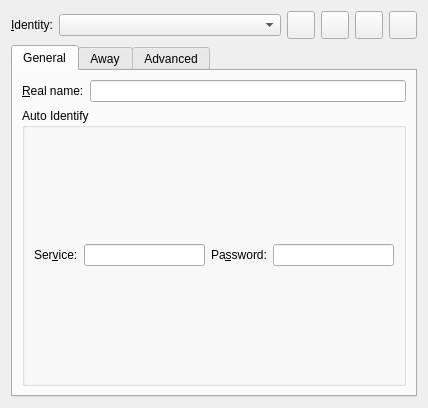
This is src/identitydialog.ui in netrunner-debian-kde-extras/konversation as Qt 5 draws it before an edit. The edited form follows.
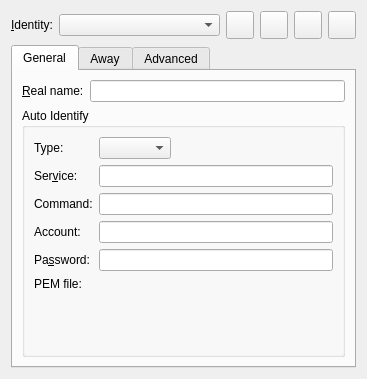
This is the edited form. Custom widgets are drawn as their Qt base class.

The edit to the form file:
```diff
--- a/src/identitydialog.ui
+++ b/src/identitydialog.ui
@@ -6,8 +6,8 @@
    <rect>
     <x>0</x>
     <y>0</y>
-    <width>428</width>
-    <height>408</height>
+    <width>331</width>
+    <height>344</height>
    </rect>
   </property>
   <layout class="QVBoxLayout" name="verticalLayout_2">
@@ -205,41 +205,97 @@
          <property name="title">
           <string>Auto Identify</string>
          </property>
-         <layout class="QGridLayout" name="gridLayout">
+         <layout class="QFormLayout" name="autoIdentifyLayout">
+          <property name="fieldGrowthPolicy">
+           <enum>QFormLayout::ExpandingFieldsGrow</enum>
+          </property>
           <item row="0" column="0">
-           <widget class="QLabel" name="botLabel">
+           <widget class="QLabel" name="authTypeLabel">
+            <property name="text">
+             <string>Type:</string>
+            </property>
+            <property name="buddy">
+             <cstring>m_authTypeCombo</cstring>
+            </property>
+           </widget>
+          </item>
+          <item row="0" column="1">
+           <widget class="KComboBox" name="m_authTypeCombo"/>
+          </item>
+          <item row="2" column="0">
+           <widget class="QLabel" name="nickservNicknameLabel">
             <property name="text">
              <string>Ser&amp;vice:</string>
             </property>
             <property name="buddy">
-             <cstring>m_botEdit</cstring>
+             <cstring>m_nickservNicknameEdit</cstring>
             </property>
            </widget>
           </item>
-          <item row="0" column="1">
-           <widget class="KLineEdit" name="m_botEdit">
+          <item row="2" column="1">
+           <widget class="KLineEdit" name="m_nickservNicknameEdit">
             <property name="whatsThis">
              <string>Service name can be &lt;b&gt;&lt;i&gt;nickserv&lt;/i&gt;&lt;/b&gt; or a network-dependent name such as &lt;b&gt;&lt;i&gt;nickserv@services.dal.net&lt;/i&gt;&lt;/b&gt;</string>
             </property>
            </widget>
           </item>
-          <item row="0" column="2">
-           <widget class="QLabel" name="passwordLabel">
+          <item row="3" column="0">
+           <widget class="QLabel" name="nickservCommandLabel">
+            <property name="text">
+             <string>Command:</string>
+            </property>
+            <property name="buddy">
+             <cstring>m_nickservCommandEdit</cstring>
+            </property>
+           </widget>
+          </item>
+          <item row="3" column="1">
+           <widget class="KLineEdit" name="m_nickservCommandEdit"/>
+          </item>
+          <item row="4" column="0">
+           <widget class="QLabel" name="saslAccountLabel">
+            <property name="text">
+             <string>Account:</string>
+            </property>
+            <property name="buddy">
+             <cstring>m_saslAccountEdit</cstring>
+            </property>
+           </widget>
+          </item>
+          <item row="4" column="1">
+           <widget class="KLineEdit" name="m_saslAccountEdit"/>
+          </item>
+          <item row="5" column="0">
+           <widget class="QLabel" name="authPasswordLabel">
             <property name="text">
              <string>Pa&amp;ssword:</string>
             </property>
             <property name="buddy">
-             <cstring>m_passwordEdit</cstring>
+             <cstring>m_authPasswordEdit</cstring>
             </property>
            </widget>
           </item>
-          <item row="0" column="3">
-           <widget class="KLineEdit" name="m_passwordEdit">
+          <item row="5" column="1">
+           <widget class="KLineEdit" name="m_authPasswordEdit">
             <property name="passwordMode">
              <bool>true</bool>
             </property>
            </widget>
           </item>
+          <item row="6" column="0">
+           <widget class="QLabel" name="pemClientCertFileLabel">
+            <property name="text">
+             <string>PEM file:</string>
+            </property>
+           </widget>
+          </item>
+          <item row="6" column="1">
+           <widget class="KUrlRequester" name="m_pemClientCertFile">
+            <property name="filter">
+             <string>*.pem</string>
+            </property>
+           </widget>
+          </item>
          </layout>
         </widget>
        </item>
@@ -247,7 +303,7 @@
      </widget>
      <widget class="QWidget" name="awayWidget">
       <attribute name="title">
-       <string>Away</string>
+       <string comment="@title:tab">Away</string>
       </attribute>
       <layout class="QFormLayout" name="formLayout_3">
        <item row="0" column="0" colspan="2">
@@ -611,6 +667,11 @@
    <extends>QSpinBox</extends>
    <header>knuminput.h</header>
   </customwidget>
+  <customwidget>
+   <class>KUrlRequester</class>
+   <extends>QFrame</extends>
+   <header>kurlrequester.h</header>
+  </customwidget>
   <customwidget>
    <class>KTabWidget</class>
    <extends>QTabWidget</extends>
```
Left out of the diff: 30 changed lines with no effect on the pictures.
